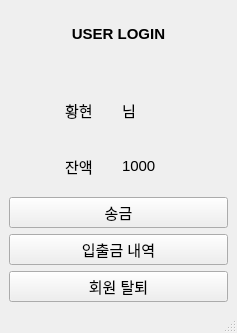
hyeon-h/QBanker-System, file form/userwindow.ui: the form before one commit.
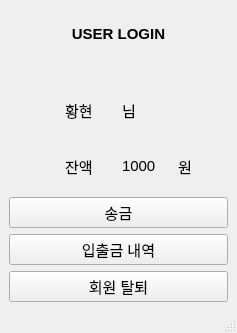
The form after the commit.

The edit to the form file:
```diff
--- a/form/userwindow.ui
+++ b/form/userwindow.ui
@@ -130,6 +130,18 @@
         </property>
        </widget>
       </item>
+      <item row="3" column="3">
+       <widget class="QLabel" name="label_6">
+        <property name="font">
+         <font>
+          <pointsize>11</pointsize>
+         </font>
+        </property>
+        <property name="text">
+         <string>원</string>
+        </property>
+       </widget>
+      </item>
      </layout>
     </item>
    </layout>
```
